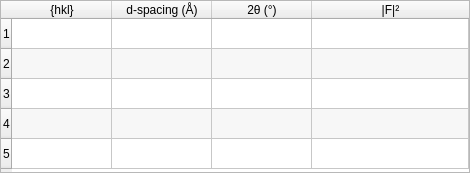
First picture: the form in hexrd/ui/resources/ui/materials_table.ui, repository HEXRD/hexrdgui, before the edit.
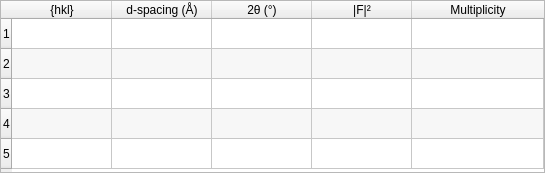
Second picture: the form after the edit.

Commit message: Add multiplicity column to materials table

The edit to the form file:
```diff
--- a/hexrd/ui/resources/ui/materials_table.ui
+++ b/hexrd/ui/resources/ui/materials_table.ui
@@ -6,7 +6,7 @@
    <rect>
     <x>0</x>
     <y>0</y>
-    <width>470</width>
+    <width>545</width>
     <height>173</height>
    </rect>
   </property>
@@ -53,7 +53,7 @@
       <number>5</number>
      </property>
      <property name="columnCount">
-      <number>4</number>
+      <number>5</number>
      </property>
      <attribute name="horizontalHeaderCascadingSectionResizes">
       <bool>true</bool>
@@ -92,6 +92,11 @@
        <string>|F|²</string>
       </property>
      </column>
+     <column>
+      <property name="text">
+       <string>Multiplicity</string>
+      </property>
+     </column>
     </widget>
    </item>
   </layout>
```
The commit also changes 1 other file.
